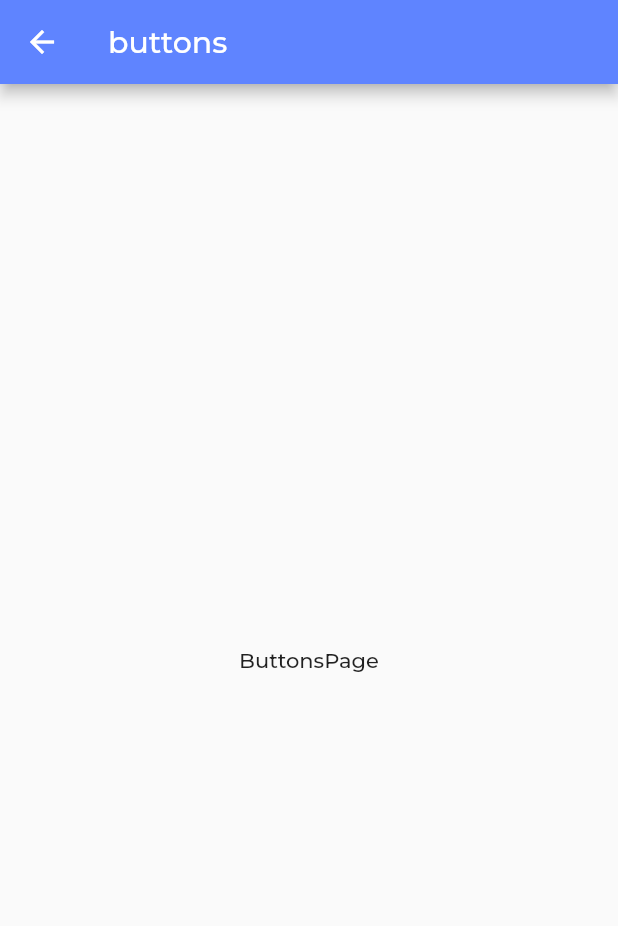
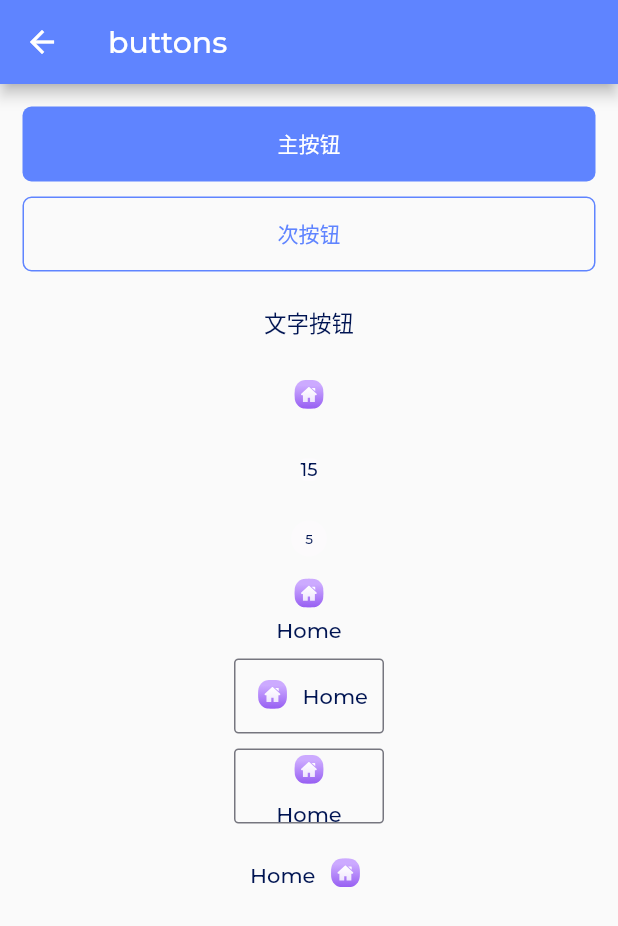
Before and after one commit to ChaoQunPeng/flutter_woo, a Flutter app: the ButtonsPage screen opened by its route, on a phone screen of 412 x 824 dp. Shown: the top 926 px of the screen. Run offline on Flutter 3.47's test engine with Material 3 defaults, Android fonts, the light colour scheme and no system bars; our stand-ins replace badges, dio, extended_image, flutter_svg, get, package_info_plus and 1 more; accounts and stored records are empty; statements that could not run were skipped; project files that could hold a hidden picture were left out.

Commit message:
✨ feat: 增加按钮

```diff
--- /dev/null
+++ b/lib/common/widgets/button.dart
@@ -0,0 +1,421 @@
+/*
+ * @Author: PengChaoQun 1152684231@qq.com
+ * @Date: 2024-06-04 10:57:19
+ * @LastEditors: PengChaoQun 1152684231@qq.com
+ * @LastEditTime: 2024-06-04 13:54:47
+ * @FilePath: /flutter_woo_commerce_getx_learn/lib/common/widgets/button.dart
+ * @Description:
+ */
+import 'package:flutter/material.dart';
+import '../index.dart';
+
+enum ButtonWidgetType {
+  none, // 无
+  primary, // 主按钮
+  secondary, // 次按钮
+  text, // 文字按钮
+  icon, // 图标按钮
+  textFilled, // 文字/填充
+  textRoundFilled, // 文字/填充/圆形
+  iconTextUpDown, // 图标/文字/上下
+  iconTextOutlined, // 图标/文字/边框
+  iconTextUpDownOutlined, // 图标/文字/上下/边框
+  textIcon, // 文字/图标
+}
+
+/// 按钮
+class ButtonWidget extends StatelessWidget {
+  /// 按钮类型
+  final ButtonWidgetType type;
+
+  /// tap 事件
+  final Function()? onTap;
+
+  /// 文字字符串
+  final String? text;
+
+  /// 子组件
+  final Widget? child;
+
+  /// 图标
+  final Widget? icon;
+
+  /// 圆角
+  final double? borderRadius;
+
+  /// 背景色
+  final Color? backgroundColor;
+
+  /// 边框色
+  final Color? borderColor;
+
+  /// 宽度
+  final double? width;
+
+  /// 高度
+  final double? height;
+
+  const ButtonWidget({
+    Key? key,
+    this.type = ButtonWidgetType.none,
+    this.onTap,
+    this.text,
+    this.borderRadius,
+    this.child,
+    this.backgroundColor,
+    this.icon,
+    this.borderColor,
+    this.width,
+    this.height,
+  }) : super(key: key);
+
+  /// 主要
+  const ButtonWidget.primary(
+    this.text, {
+    Key? key,
+    this.type = ButtonWidgetType.primary,
+    this.width = double.infinity,
+    this.height = 50,
+    this.onTap,
+    this.borderRadius,
+    this.child,
+    this.backgroundColor,
+    this.icon,
+    this.borderColor,
+  }) : super(key: key);
+
+  /// 次要
+  const ButtonWidget.secondary(
+    this.text, {
+    Key? key,
+    this.type = ButtonWidgetType.secondary,
+    this.width = double.infinity,
+    this.height = 50,
+    this.onTap,
+    this.borderRadius,
+    this.child,
+    this.backgroundColor,
+    this.icon,
+    this.borderColor,
+  }) : super(key: key);
+
+  /// 文字
+  ButtonWidget.text(
+    this.text, {
+    Key? key,
+    this.type = ButtonWidgetType.text,
+    this.onTap,
+    Color? textColor,
+    double? textSize,
+    FontWeight? textWeight,
+    this.borderRadius,
+    this.backgroundColor,
+    this.icon,
+    this.borderColor,
+    this.width,
+    this.height,
+  })  : child = TextWidget.button(
+          text: text!,
+          size: textSize,
+          color: textColor ?? AppColors.onPrimaryContainer,
+          weight: textWeight,
+        ),
+        super(key: key);
+
+  /// 图标
+  const ButtonWidget.icon(
+    this.icon, {
+    Key? key,
+    this.type = ButtonWidgetType.icon,
+    this.onTap,
+    this.text,
+    this.borderRadius,
+    this.backgroundColor,
+    this.child,
+    this.borderColor,
+    this.width,
+    this.height,
+  }) : super(key: key);
+
+  /// 文字/填充
+  ButtonWidget.textFilled(
+    this.text, {
+    Key? key,
+    this.type = ButtonWidgetType.textFilled,
+    Color? bgColor,
+    Color? textColor,
+    double? textSize,
+    FontWeight? textWeight,
+    this.onTap,
+    this.borderRadius,
+    this.icon,
+    this.borderColor,
+    this.width,
+    this.height,
+  })  : backgroundColor = bgColor ?? AppColors.primary,
+        child = TextWidget.button(
+          text: text!,
+          size: textSize,
+          color: textColor ?? AppColors.onPrimaryContainer,
+          weight: textWeight,
+        ),
+        super(key: key);
+
+  /// 文字/填充/圆形 按钮
+  ButtonWidget.textRoundFilled(
+    this.text, {
+    Key? key,
+    this.type = ButtonWidgetType.textRoundFilled,
+    Color? bgColor,
+    Color? textColor,
+    double? textSize,
+    FontWeight? textWeight,
+    this.onTap,
+    this.borderRadius,
+    this.icon,
+    this.borderColor,
+    this.width,
+    this.height,
+  })  : backgroundColor = bgColor ?? AppColors.primary,
+        child = TextWidget.button(
+          text: text!,
+          size: textSize,
+          color: textColor ?? AppColors.onPrimaryContainer,
+          weight: textWeight,
+        ),
+        super(key: key);
+
+  /// 图标文字 上下
+  ButtonWidget.iconTextUpDown(
+    this.icon,
+    this.text, {
+    Key? key,
+    this.type = ButtonWidgetType.iconTextUpDown,
+    Color? textColor,
+    double? textSize,
+    FontWeight? textWeight,
+    this.onTap,
+    this.borderRadius,
+    this.backgroundColor,
+    this.borderColor,
+    this.width,
+    this.height,
+  })  : child = <Widget>[
+          icon!,
+          TextWidget.button(
+            text: text!,
+            size: textSize,
+            color: textColor ?? AppColors.onPrimaryContainer,
+            weight: textWeight,
+          ),
+        ].toColumn(
+          mainAxisSize: MainAxisSize.min,
+        ),
+        super(key: key);
+
+  /// 图标 / 文字 / 边框
+  ButtonWidget.iconTextOutlined(
+    this.icon,
+    this.text, {
+    Key? key,
+    this.type = ButtonWidgetType.iconTextOutlined,
+    this.onTap,
+    Color? textColor,
+    double? textSize,
+    FontWeight? textWeight,
+    this.borderRadius,
+    this.backgroundColor,
+    this.borderColor,
+    this.width,
+    this.height,
+  })  : child = <Widget>[
+          icon!.paddingRight(AppSpace.iconTextSmail),
+          TextWidget.button(
+            text: text!,
+            size: textSize,
+            color: textColor ?? AppColors.onPrimaryContainer,
+            weight: textWeight,
+          ),
+        ].toRow(
+          mainAxisSize: MainAxisSize.min,
+        ),
+        super(key: key);
+
+  /// 图标 / 文字 / 上下 / 边框
+  ButtonWidget.iconTextUpDownOutlined(
+    this.icon,
+    this.text, {
+    Key? key,
+    this.type = ButtonWidgetType.iconTextUpDownOutlined,
+    this.onTap,
+    Color? textColor,
+    double? textSize,
+    FontWeight? textWeight,
+    this.borderRadius,
+    this.backgroundColor,
+    this.borderColor,
+    this.width,
+    this.height,
+  })  : child = <Widget>[
+          icon!.paddingBottom(AppSpace.iconTextSmail),
+          TextWidget.button(
+            text: text!,
+            size: textSize,
+            color: textColor ?? AppColors.onPrimaryContainer,
+            weight: textWeight,
+          ),
+        ].toColumn(
+          mainAxisSize: MainAxisSize.min,
+        ),
+        super(key: key);
+
+  /// 文字 / 图标
+  ButtonWidget.textIcon(
+    this.text,
+    this.icon, {
+    Key? key,
+    Color? textColor,
+    double? textSize,
+    FontWeight? textWeight,
+    this.type = ButtonWidgetType.textIcon,
+    this.onTap,
+    this.borderRadius,
+    this.backgroundColor,
+    this.borderColor,
+    this.width,
+    this.height,
+  })  : child = <Widget>[
+          TextWidget.button(
+            text: text!,
+            size: textSize,
+            color: textColor ?? AppColors.onPrimaryContainer,
+            weight: textWeight,
+          ).paddingRight(AppSpace.iconTextSmail),
+          icon!,
+        ].toRow(
+          mainAxisSize: MainAxisSize.min,
+        ),
+        super(key: key);
+
+  // 背景
+  WidgetStateProperty<Color?>? get _backgroundColor {
+    switch (type) {
+      case ButtonWidgetType.primary:
+        return WidgetStateProperty.all(backgroundColor ?? AppColors.primary);
+      default:
+        return WidgetStateProperty.all(backgroundColor ?? Colors.transparent);
+    }
+  }
+
+  // 边框
+  WidgetStateProperty<BorderSide?>? get _side {
+    switch (type) {
+      case ButtonWidgetType.secondary:
+        return WidgetStateProperty.all(BorderSide(
+          color: borderColor ?? AppColors.primary,
+          width: 1,
+        ));
+      case ButtonWidgetType.iconTextOutlined:
+      case ButtonWidgetType.iconTextUpDownOutlined:
+        return WidgetStateProperty.all(BorderSide(
+          color: borderColor ?? AppColors.outline,
+          width: 1,
+        ));
+      default:
+        return null;
+    }
+  }
+
+  // 阴影颜色
+  WidgetStateProperty<Color?>? get _overlayColor {
+    switch (type) {
+      case ButtonWidgetType.primary:
+        return null;
+      default:
+        return WidgetStateProperty.all(AppColors.surfaceVariant);
+    }
+  }
+
+  // 形状圆角
+  WidgetStateProperty<OutlinedBorder?>? get _shape {
+    switch (type) {
+      case ButtonWidgetType.primary:
+      case ButtonWidgetType.secondary:
+        return WidgetStateProperty.all(
+          RoundedRectangleBorder(
+            borderRadius: BorderRadius.all(
+                Radius.circular(borderRadius ?? AppRadius.button)),
+          ),
+        );
+      case ButtonWidgetType.textFilled:
+      case ButtonWidgetType.iconTextOutlined:
+      case ButtonWidgetType.iconTextUpDownOutlined:
+        return WidgetStateProperty.all(
+          RoundedRectangleBorder(
+            borderRadius: BorderRadius.all(
+                Radius.circular(borderRadius ?? AppRadius.buttonTextFilled)),
+          ),
+        );
+      case ButtonWidgetType.textRoundFilled:
+        return WidgetStateProperty.all(
+          RoundedRectangleBorder(
+            borderRadius: BorderRadius.all(Radius.circular(borderRadius ?? 0)),
+          ),
+        );
+      default:
+        return null;
+    }
+  }
+
+  // padding
+  WidgetStateProperty<EdgeInsetsGeometry?>? get _padding {
+    switch (type) {
+      // case ButtonWidgetType.primary:
+      // case ButtonWidgetType.secondary:
+      //   return null;
+      default:
+        return WidgetStateProperty.all(EdgeInsets.zero);
+    }
+  }
+
+  // 子元素
+  Widget? get _child {
+    switch (type) {
+      case ButtonWidgetType.primary:
+        return TextWidget.button(
+          text: text!,
+          color: AppColors.onPrimary,
+        );
+      case ButtonWidgetType.secondary:
+        return TextWidget.button(
+          text: text!,
+          color: AppColors.primary,
+        );
+      case ButtonWidgetType.icon:
+        return icon;
+      default:
+        return child;
+    }
+  }
+
+  @override
+  Widget build(BuildContext context) {
+    return SizedBox(
+      width: width,
+      height: height,
+      child: ElevatedButton(
+        onPressed: onTap,
+        child: _child,
+        style: ButtonStyle(
+          minimumSize: WidgetStateProperty.all(const Size(0, 0)),
+          elevation: WidgetStateProperty.all(0),
+          backgroundColor: _backgroundColor,
+          side: _side,
+          overlayColor: _overlayColor,
+          shape: _shape,
+          padding: _padding,
+        ),
+      ),
+    );
+  }
+}
--- a/lib/common/widgets/index.dart
+++ b/lib/common/widgets/index.dart
@@ -2,7 +2,7 @@
  * @Author: PengChaoQun 1152684231@qq.com
  * @Date: 2024-06-01 16:24:42
  * @LastEditors: PengChaoQun 1152684231@qq.com
- * @LastEditTime: 2024-06-04 00:04:59
+ * @LastEditTime: 2024-06-04 10:57:30
  * @FilePath: /flutter_woo_commerce_getx_learn/lib/common/widgets/index.dart
  * @Description:
  */
@@ -11,3 +11,4 @@ library widgets;
 export './text.dart';
 export './icon.dart';
 export './image.dart';
+export './button.dart';
--- a/lib/main.dart
+++ b/lib/main.dart
@@ -27,7 +27,7 @@ class MyApp extends StatelessWidget {
       debugShowCheckedModeBanner: false,
 
       // 路由
-      initialRoute: RouteNames.stylesImage,
+      initialRoute: RouteNames.stylesButtons,
       getPages: RoutePages.list,
       navigatorObservers: [RoutePages.observer],
       // home: const MyHomePage(title: 'Flutter Demo Home Page'),
--- a/lib/pages/styles/buttons/view.dart
+++ b/lib/pages/styles/buttons/view.dart
@@ -1,4 +1,13 @@
+/*
+ * @Author: PengChaoQun 1152684231@qq.com
+ * @Date: 2024-06-01 18:13:39
+ * @LastEditors: PengChaoQun 1152684231@qq.com
+ * @LastEditTime: 2024-06-04 11:13:15
+ * @FilePath: /flutter_woo_commerce_getx_learn/lib/pages/styles/buttons/view.dart
+ * @Description:
+ */
 import 'package:flutter/material.dart';
+import 'package:flutter_woo_commerce_getx_learn/common/index.dart';
 import 'package:get/get.dart';
 
 import 'index.dart';
@@ -8,9 +17,119 @@ class ButtonsPage extends GetView<ButtonsController> {
 
   // 主视图
   Widget _buildView() {
-    return const Center(
-      child: Text("ButtonsPage"),
+    return SingleChildScrollView(
+      child: Column(
+        children: [
+          _buildButtons(),
+        ],
+      ).paddingAll(AppSpace.card),
     );
+  }
+
+  Widget _buildButtons() {
+    return <Widget>[
+      // primary 主按钮
+      ButtonWidget.primary(
+        "主按钮",
+        onTap: () {},
+      ).paddingBottom(AppSpace.listRow),
+
+      // secondary 次按钮
+      ButtonWidget.secondary(
+        "次按钮",
+        onTap: () {},
+      ).paddingBottom(AppSpace.listRow),
+
+      // 文字按钮
+      ButtonWidget.text(
+        "文字按钮",
+        textSize: 15,
+        onTap: () {},
+        // onTap: () async {
+        //   await ConfigService.to.switchThemeModel();
+        //   controller.update(["buttons"]);
+        // },
+      ).paddingBottom(AppSpace.listRow),
+
+      // 图标按钮
+      ButtonWidget.icon(
+        IconWidget.svg(
+          AssetsSvgs.cHomeSvg,
+          size: 30,
+        ),
+        onTap: () {},
+      ).tightSize(30).paddingBottom(AppSpace.listRow),
+
+      // 文字/填充 按钮
+      // .height(30).width(45)
+      ButtonWidget.textFilled(
+        "15",
+        bgColor: Get.theme.colorScheme.surfaceContainerHighest.withOpacity(0.5),
+        textSize: 12,
+        onTap: () {},
+      ).paddingBottom(AppSpace.listRow),
+
+      // 文字/填充/圆形 按钮
+      ButtonWidget.textRoundFilled(
+        "5",
+        bgColor: Get.theme.colorScheme.surfaceContainerHighest.withOpacity(0.4),
+        borderRadius: 12,
+        textSize: 9,
+        onTap: () {},
+      ).tight(width: 24, height: 24).paddingBottom(AppSpace.listRow),
+
+      // iconTextUpDown, // 图标/文字/上下
+      ButtonWidget.iconTextUpDown(
+        IconWidget.svg(
+          AssetsSvgs.cHomeSvg,
+          size: 30,
+        ),
+        "Home",
+        onTap: () {},
+      ).paddingBottom(AppSpace.listRow),
+
+      // iconTextOutlined, // 图标/文字/边框
+      ButtonWidget.iconTextOutlined(
+        IconWidget.svg(
+          AssetsSvgs.cHomeSvg,
+          size: 30,
+        ),
+        "Home",
+        onTap: () {},
+      )
+          .tight(
+            width: 100,
+            height: 50,
+          )
+          .paddingBottom(AppSpace.listRow),
+
+      // iconTextUpDownOutlined, // 图标/文字/上下/边框
+      ButtonWidget.iconTextUpDownOutlined(
+        IconWidget.svg(
+          AssetsSvgs.cHomeSvg,
+          size: 30,
+        ),
+        "Home",
+        onTap: () {},
+      )
+          .tight(
+            width: 100,
+            height: 50,
+          )
+          .paddingBottom(AppSpace.listRow),
+
+      // textIcon, // 文字/图标
+      ButtonWidget.textIcon(
+        "Home",
+        IconWidget.svg(
+          AssetsSvgs.cHomeSvg,
+          size: 30,
+        ),
+        onTap: () {},
+      ).paddingBottom(AppSpace.listRow),
+
+      //
+    ].toColumn();
   }
 
   @override
@@ -28,4 +147,5 @@ class ButtonsPage extends GetView<ButtonsController> {
       },
     );
   }
+
 }
--- a/lib/pages/styles/style_index/view.dart
+++ b/lib/pages/styles/style_index/view.dart
@@ -2,7 +2,7 @@
  * @Author: PengChaoQun 1152684231@qq.com
  * @Date: 2024-06-01 17:48:51
  * @LastEditors: PengChaoQun 1152684231@qq.com
- * @LastEditTime: 2024-06-04 00:00:42
+ * @LastEditTime: 2024-06-04 11:07:03
  * @FilePath: /flutter_woo_commerce_getx_learn/lib/pages/styles/style_index/view.dart
  * @Description:
  */
@@ -18,6 +18,11 @@ class StyleIndexPage extends GetView<StyleIndexController> {
   // 主视图
   Widget _buildView() {
     return Column(children: [
+      // Button 按钮
+      ListTile(
+        onTap: () => Get.toNamed(RouteNames.stylesButtons),
+        title: const TextWidget.body1("Button 按钮"),
+      ),
       // 图片
       ListTile(
         onTap: () => Get.toNamed(RouteNames.stylesImage),
```
